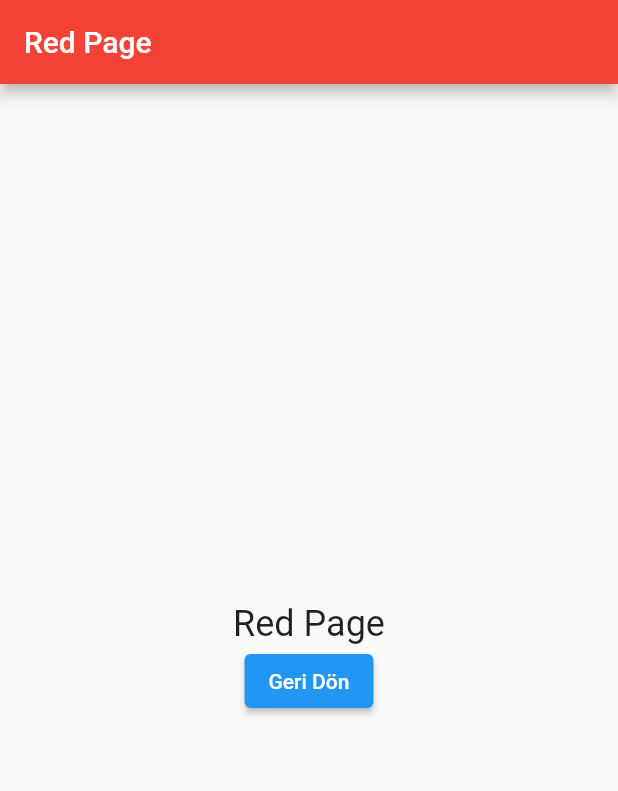
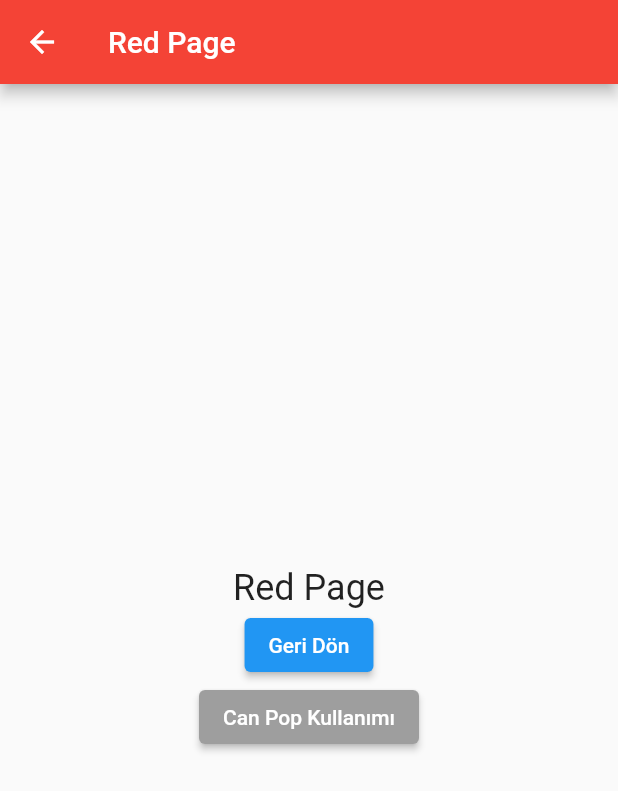
Before and after one commit to islamoktay/learning_process, a Flutter app: the screen it shows after launch, after a tap on "Kırmızı Sayfaya Git IOS", on a phone screen of 412 x 824 dp. Shown: the top 791 px of the screen. Run offline on Flutter 3.47's test engine with Material 2 defaults, Android fonts, the phone set to English and light mode, and no system bars; our stand-ins replace flutter_easyloading.

Commit message:
studied more

```diff
--- a/flutter/flutter_navigator/lib/main.dart
+++ b/flutter/flutter_navigator/lib/main.dart
@@ -1,5 +1,6 @@
 import 'package:flutter/cupertino.dart';
 import 'package:flutter/material.dart';
+import 'package:flutter_navigator/green_page.dart';
 import 'package:flutter_navigator/red_page.dart';
 
 void main() => runApp(MyApp());
@@ -60,6 +61,47 @@ class AnaSayfa extends StatelessWidget {
                 'Kırmızı Sayfaya Git Android',
               ),
             ),
+            ElevatedButton(
+              onPressed: () {
+                Navigator.of(context).maybePop();
+              },
+              style: ElevatedButton.styleFrom(
+                primary: Colors.cyan.shade200,
+              ),
+              child: Text(
+                'Maybe Pop Kullanımı',
+              ),
+            ),
+            ElevatedButton(
+              onPressed: () {
+                if (Navigator.canPop(context)) {
+                  print("evet pop olabilir");
+                } else {
+                  print("hayır olamaz");
+                }
+              },
+              style: ElevatedButton.styleFrom(
+                primary: Colors.grey,
+              ),
+              child: Text(
+                'Can Pop Kullanımı',
+              ),
+            ),
+            ElevatedButton(
+              onPressed: () {
+                Navigator.of(context).pushReplacement(
+                  MaterialPageRoute(
+                    builder: (context) => GreenPage(),
+                  ),
+                );
+              },
+              style: ElevatedButton.styleFrom(
+                primary: Colors.green,
+              ),
+              child: Text(
+                'Push Replacement Kullanımı',
+              ),
+            ),
           ],
         ),
       ),
--- a/flutter/flutter_navigator/lib/red_page.dart
+++ b/flutter/flutter_navigator/lib/red_page.dart
@@ -7,11 +7,18 @@ class RedPage extends StatelessWidget {
   int _rastgeleSayi = 0;
   @override
   Widget build(BuildContext context) {
-    return Scaffold(
+    return WillPopScope(
+      onWillPop: () {
+        print("on will pop çalıştı");
+        _rastgeleSayi = Random().nextInt(100);
+        Navigator.pop(context, _rastgeleSayi);
+        return Future.value(false);
+      },
+      child: Scaffold(
         appBar: AppBar(
           title: Text("Red Page"),
           backgroundColor: Colors.red,
-        automaticallyImplyLeading: false,
+          automaticallyImplyLeading: true,
         ),
         body: Center(
           child: Column(
@@ -29,7 +36,23 @@ class RedPage extends StatelessWidget {
                 },
                 child: Text("Geri Dön"),
               ),
+              ElevatedButton(
+                onPressed: () {
+                  if (Navigator.canPop(context)) {
+                    print("evet pop olabilir");
+                  } else {
+                    print("hayır olamaz");
+                  }
+                },
+                style: ElevatedButton.styleFrom(
+                  primary: Colors.grey,
+                ),
+                child: Text(
+                  'Can Pop Kullanımı',
+                ),
+              ),
             ],
+          ),
         ),
       ),
     );
```
Lines whose indentation alone changed are shown as unchanged.
